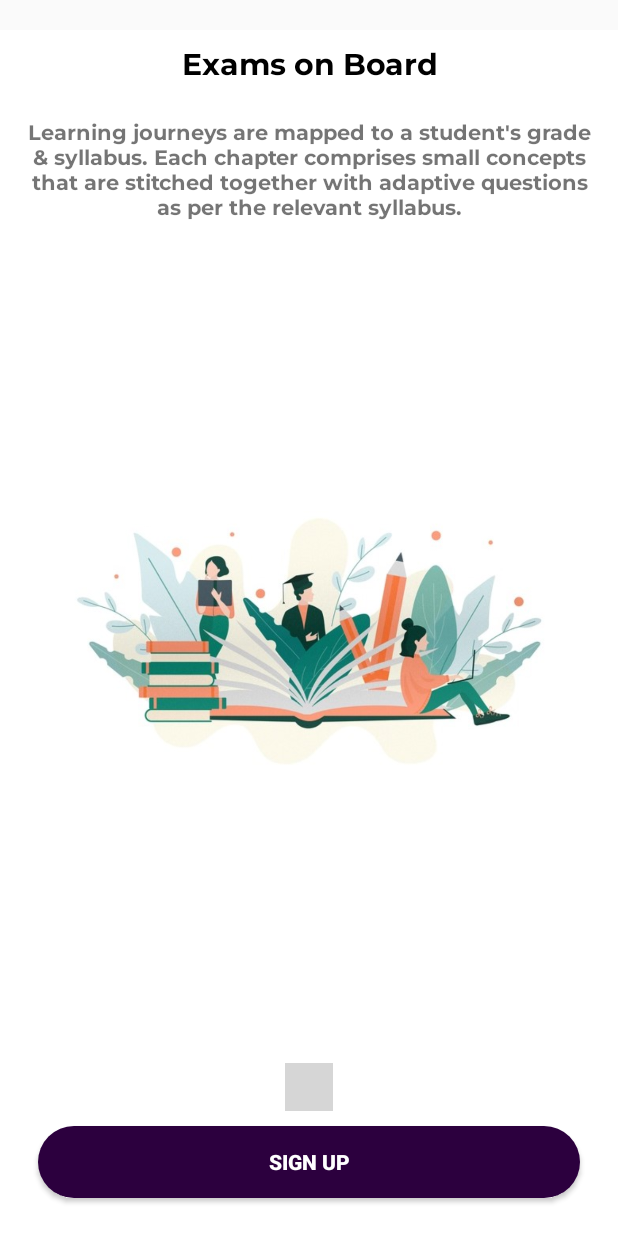
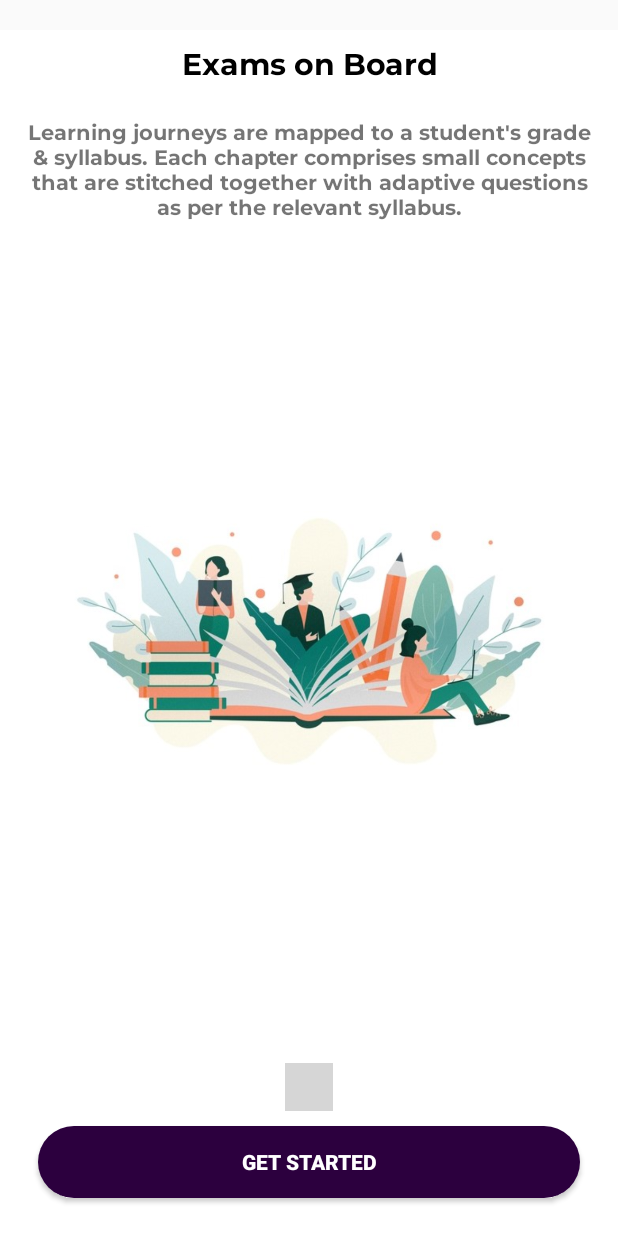
Before and after one commit to Abhi-arch246/easy2l, an Android app: the SecondIntro screen opened directly, with no data from a screen before it, on a phone screen of 412 x 824 dp. Run offline under Robolectric (Android 15) with nearby library versions, the phone set to English and light mode, and no system bars; libraries missing offline, so code that uses them is left out: com.tbuonomo.viewpagerdotsindicator; plain views replace WormDotsIndicator; Roboto replaces fonts that are not available here; 2 statements that could not run were skipped; grey boxes are pictures that could not be loaded.

Commit message:
Second Intro....

```diff
--- a/app/src/main/res/layout/activity_second_intro.xml
+++ b/app/src/main/res/layout/activity_second_intro.xml
@@ -36,7 +36,7 @@
         android:layout_marginLeft="25dp"
         android:layout_marginBottom="25dp"
         android:background="@drawable/login_btn"
-        android:text="Sign Up"
+        android:text="Get Started"
         android:textColor="#fff"
         android:textStyle="bold" />
 
```
